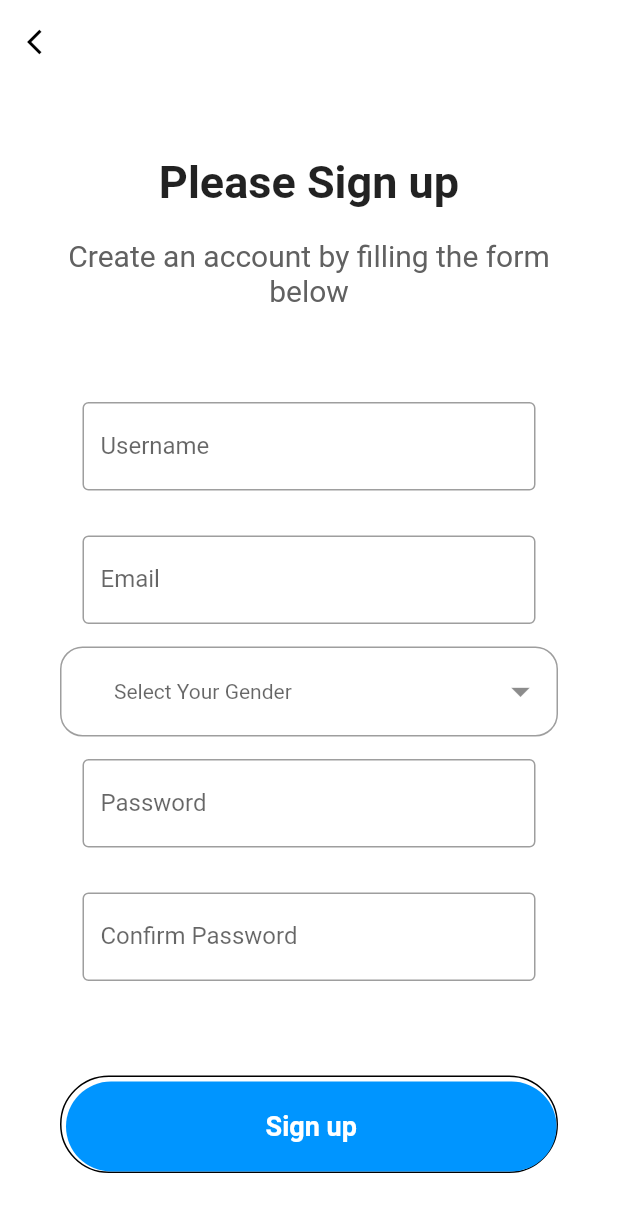
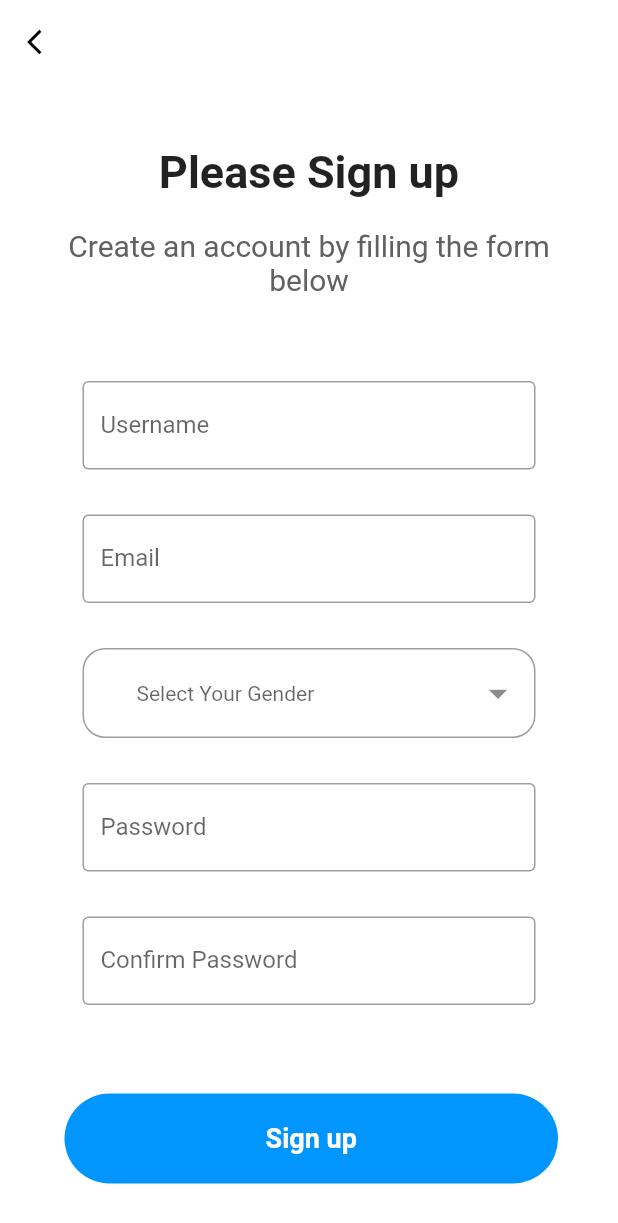
Before and after one commit to kdaeho1/ASE-Group12-Frontend, a Flutter app: the SignUpClass screen opened directly, after a tap on "Sign up", on a phone screen of 412 x 824 dp. Shown: the top 1223 px of the screen. Run offline on Flutter 3.47's test engine with Material 2 defaults, Android fonts, the phone set to English and light mode, and no system bars; our stand-ins replace dio, dropdown_button2, fluttertoast, geolocator, google_maps_flutter; missing offline and left inert: dart:ffi; network calls fail.

```diff
--- a/journey_sharing_application/lib/sign-up-page.dart
+++ b/journey_sharing_application/lib/sign-up-page.dart
@@ -1,6 +1,9 @@
 import 'package:flutter/material.dart';
 import 'package:dropdown_button2/dropdown_button2.dart';
 import 'package:dio/dio.dart';
+import 'package:journey_sharing_application/log-in-page.dart';
+import 'package:fluttertoast/fluttertoast.dart';
+
 
 class SignUpClass extends StatelessWidget {
   // String? selectedValue;
@@ -16,20 +19,56 @@ class SignUpClass extends StatelessWidget {
   FocusNode myFocusNode = FocusNode();
   String dropdownValue = '';
 
-  void getHttp() async {
+  void getHttp(BuildContext context) async {
     var formData = FormData.fromMap({
       'username': usernameController.text,
       'email': emailController.text,
       // 'gender':dropdownValue,
       'password': passwordController.text,
-      // 'confirmpassword': confirmPasswordController,
+      // 'confirmpassword': confirmPasswordController.text,
     });
     usernameController.text="";
-    usernameController.text="";
-    Response response = await Dio().post('http://192.168.49.1:5000/register', data: formData);
+    emailController.text="";
+    dropdownValue="";
+    passwordController.text="";
+    confirmPasswordController.text="";
+    Response response = await Dio().post('http://172.17.64.1:5000/register', data: formData);
     print(response.data.toString());
+    if (response.data['status'] == 200) {
+      Navigator.push(context, MaterialPageRoute(builder: (context)=> LoginClass()));
+    } else if (response.data['status'] == 409) { // OR response.statusCode == 409
+      Fluttertoast.showToast(
+          msg: "User already exists",
+          toastLength: Toast.LENGTH_SHORT,
+          gravity: ToastGravity.CENTER,
+          timeInSecForIosWeb: 1,
+          backgroundColor: Colors.red,
+          textColor: Colors.white,
+          fontSize: 16.0
+      );
+    } else if (response.data['status'] == 400) { // OR response.statusCode == 400
+      Fluttertoast.showToast(
+          msg: "You must fill in all the fields",
+          toastLength: Toast.LENGTH_SHORT,
+          gravity: ToastGravity.CENTER,
+          timeInSecForIosWeb: 1,
+          backgroundColor: Colors.red,
+          textColor: Colors.white,
+          fontSize: 16.0
+      );
+    }
     myFocusNode.requestFocus();
   }
+
+  // CHECK PASSWORD FORMAT
+  // bool isPasswordValid(String password) {
+  //   if (password.length < 6) return false;
+  //   if (!password.contains(RegExp(r"[a-z]"))) return false; // has Lowercase
+  //   if (!password.contains(RegExp(r"[A-Z]"))) return false; // has Uppercase
+  //   if (!password.contains(RegExp(r"[0-9]"))) return false; // has Digits
+  //   if (!password.contains(RegExp(r'[!@#$%^&*(),.?":{}|<>]'))) return false; // hasSpecialCharacters
+  //   return true;
+  // }
 
   @override
   Widget build(BuildContext context) {
@@ -117,7 +156,9 @@ class SignUpClass extends StatelessWidget {
                       ),
                     ),
                   ),
-                  DropdownButtonFormField2(
+                  Padding(
+                    padding: EdgeInsets.all(15),
+                    child: DropdownButtonFormField2(
                       decoration: InputDecoration(
                         //Add isDense true and zero Padding.
                         //Add Horizontal padding using buttonPadding and Vertical padding by increasing buttonHeight instead of add Padding here so that The whole TextField Button become clickable, and also the dropdown menu open under The whole TextField Button.
@@ -168,6 +209,7 @@ class SignUpClass extends StatelessWidget {
                       onSaved: (value) {
                       },
                     ),
+                  ),
                   Padding(
                     padding: EdgeInsets.all(15),
                     child: TextField(
@@ -202,12 +244,6 @@ class SignUpClass extends StatelessWidget {
                 decoration:
                 BoxDecoration(
                     borderRadius: BorderRadius.circular(50),
-                    border: const Border(
-                      bottom: BorderSide(color: Colors.black),
-                      top: BorderSide(color: Colors.black),
-                      left: BorderSide(color: Colors.black),
-                      right: BorderSide(color: Colors.black),
-                    )
                 ),
 
                 // STYLE THE BUTTON
@@ -215,13 +251,21 @@ class SignUpClass extends StatelessWidget {
                   minWidth: double.infinity,
                   height: 60,
                   onPressed: () {
-                    print("***************");
-                    print(usernameController.text);
-                    print(emailController.text);
-                    print(dropdownValue);
-                    print(passwordController.text);
-                    print(confirmPasswordController.text);
-                    getHttp();
+                    getHttp(context);
+
+                    // if (isPasswordValid(passwordController.text)) {
+                    //   getHttp(context);
+                    // } else {
+                    //   Fluttertoast.showToast(
+                    //       msg: "Password should contain at least:\n6 Characters\n1 Uppercase letter\n1 Lowercase letter\n1 Digit\n1 Special Character",
+                    //       toastLength: Toast.LENGTH_SHORT,
+                    //       gravity: ToastGravity.CENTER,
+                    //       timeInSecForIosWeb: 1,
+                    //       backgroundColor: Colors.red,
+                    //       textColor: Colors.white,
+                    //       fontSize: 16.0
+                    //   );
+                    // }
                   },
                   color: Color(0xff0095FF),
                   elevation: 0,
@@ -248,4 +292,4 @@ class SignUpClass extends StatelessWidget {
   }
 }
 
-// DONEEEEEEEE
+// DONEE
--- a/journey_sharing_application/pubspec.yaml
+++ b/journey_sharing_application/pubspec.yaml
@@ -36,6 +36,7 @@ dependencies:
   google_maps_flutter: ^2.1.1
   geolocator: ^8.0.3
 
+  fluttertoast: ^8.0.8
   dropdown_button2: ^1.1.1
   http: any
   dio: any
```
Also changed, not shown: journey_sharing_application/lib/log-in-page.dart (+32 -16 lines), journey_sharing_application/pubspec.lock. Lines whose indentation alone changed are shown as unchanged.
